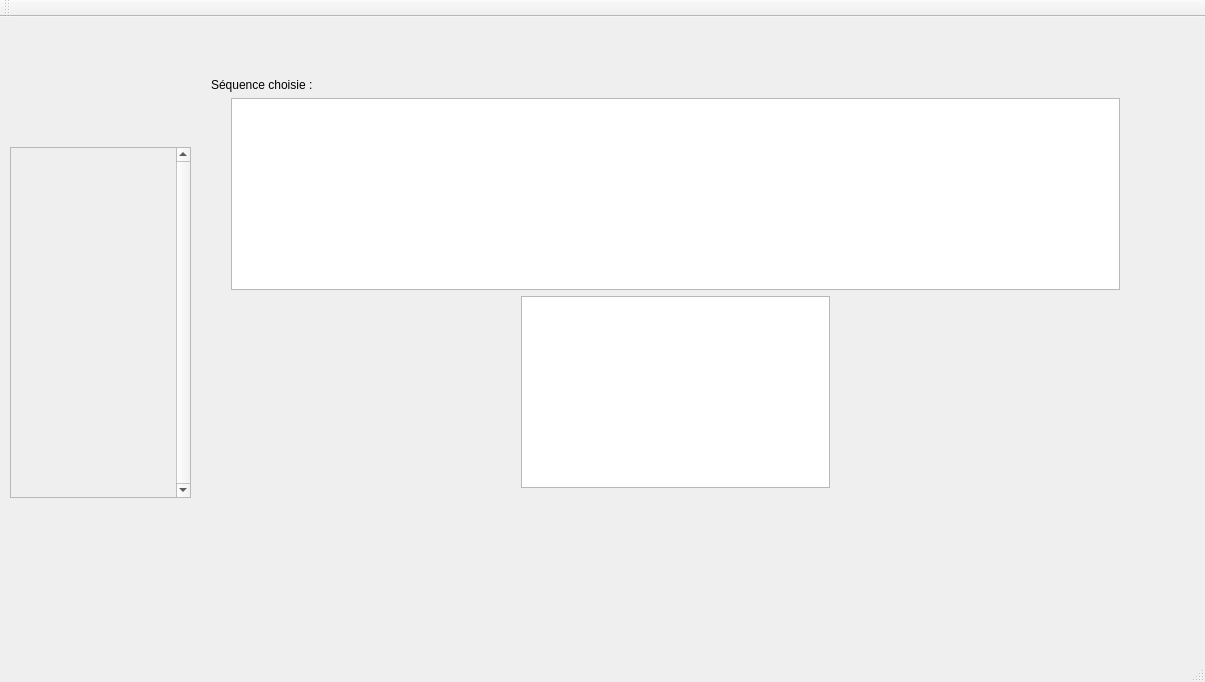
Before: the Qt Designer form mainwindow.ui in mtparet/PecsQt, drawn with Qt 5.
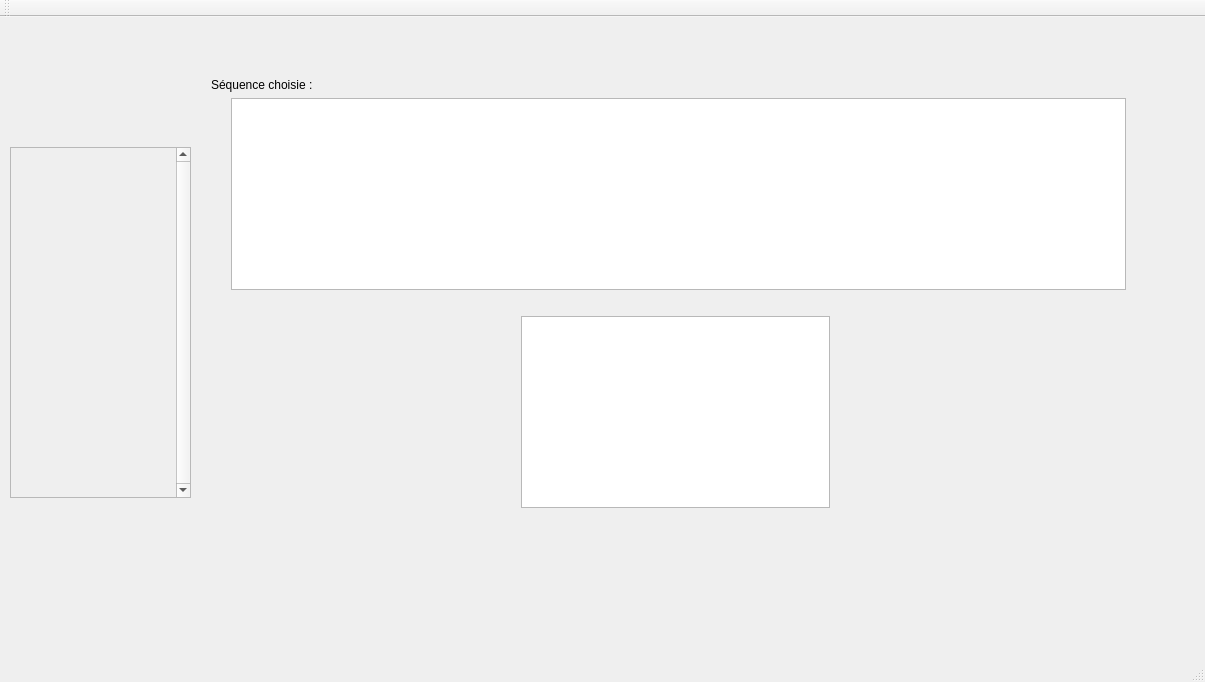
After: the same form once the commit is applied. Custom widgets are drawn as their Qt base class.

Patch:
```diff
--- a/mainwindow.ui
+++ b/mainwindow.ui
@@ -79,7 +79,14 @@
         </spacer>
        </item>
        <item>
-        <widget class="MyListWidget" name="listWidget_2"/>
+        <widget class="MyListWidget" name="listWidget_2">
+         <property name="minimumSize">
+          <size>
+           <width>895</width>
+           <height>192</height>
+          </size>
+         </property>
+        </widget>
        </item>
        <item>
         <spacer name="verticalSpacer_2">
@@ -96,6 +103,22 @@
        </item>
       </layout>
      </item>
+     <item>
+      <spacer name="verticalSpacer_4">
+       <property name="orientation">
+        <enum>Qt::Vertical</enum>
+       </property>
+       <property name="sizeType">
+        <enum>QSizePolicy::Fixed</enum>
+       </property>
+       <property name="sizeHint" stdset="0">
+        <size>
+         <width>20</width>
+         <height>20</height>
+        </size>
+       </property>
+      </spacer>
+     </item>
      <item>
       <layout class="QHBoxLayout" name="horizontalLayout_2">
        <item>
```
